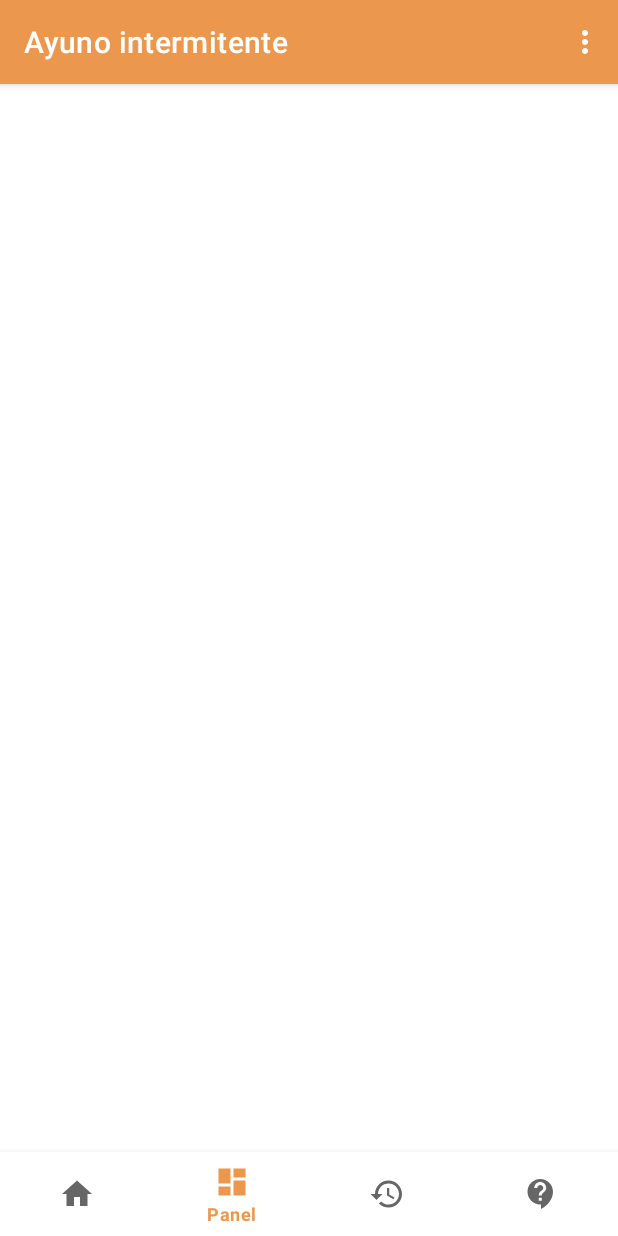
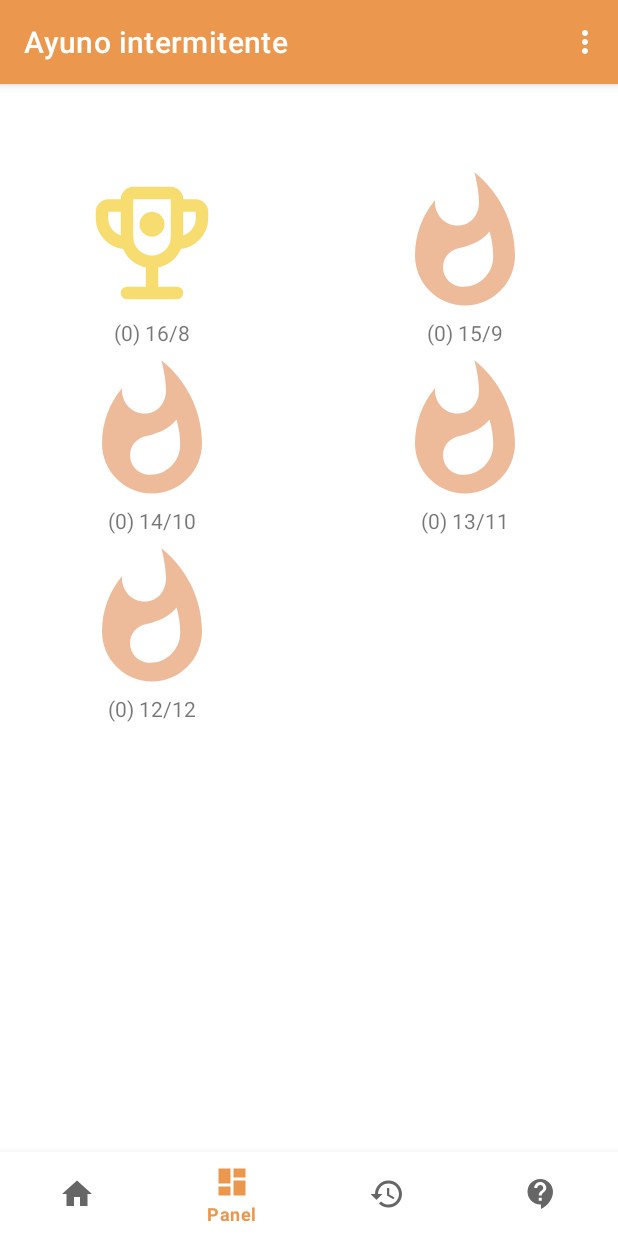
Before and after one commit to guillermotzuc/fastingapp, an Android app: the DashboardFragment screen opened through its navigation route, on a phone screen of 412 x 824 dp. Run offline under Robolectric (Android 15) with nearby library versions, the phone set to English and light mode, and no system bars; our stand-ins replace Room's generated code, navigation-ui.

Commit message:
Update dashboard

```diff
--- /dev/null
+++ b/personaltracker/app/src/main/java/com/health/personaltracker/model/FastingCardModel.java
@@ -0,0 +1,30 @@
+package com.health.personaltracker.model;
+
+public class FastingCardModel {
+
+    // string course_name for storing course_name
+    // and imgid for storing image id.
+    private String course_name;
+    private int imgid;
+
+    public FastingCardModel(String course_name, int imgid) {
+        this.course_name = course_name;
+        this.imgid = imgid;
+    }
+
+    public String getCourse_name() {
+        return course_name;
+    }
+
+    public void setCourse_name(String course_name) {
+        this.course_name = course_name;
+    }
+
+    public int getImgid() {
+        return imgid;
+    }
+
+    public void setImgid(int imgid) {
+        this.imgid = imgid;
+    }
+}
--- a/personaltracker/app/src/main/java/com/health/personaltracker/ui/dashboard/DashboardFragment.java
+++ b/personaltracker/app/src/main/java/com/health/personaltracker/ui/dashboard/DashboardFragment.java
@@ -4,25 +4,27 @@ import android.os.Bundle;
 import android.view.LayoutInflater;
 import android.view.View;
 import android.view.ViewGroup;
-import android.widget.TextView;
+import android.widget.GridView;
 
 import androidx.annotation.NonNull;
-import androidx.fragment.app.Fragment;
-import androidx.room.Room;
 
-import com.health.personaltracker.AppDatabase;
+import com.health.personaltracker.R;
 import com.health.personaltracker.dao.FastingDao;
 import com.health.personaltracker.databinding.FragmentDashboardBinding;
 import com.health.personaltracker.entity.Fasting;
+import com.health.personaltracker.model.FastingCardModel;
 import com.health.personaltracker.model.FragmentBase;
 
+import java.util.ArrayList;
 import java.util.List;
 import java.util.Map;
+import java.util.concurrent.atomic.AtomicInteger;
 import java.util.stream.Collectors;
 
 public class DashboardFragment extends FragmentBase {
 
     private FragmentDashboardBinding binding;
+    private GridView coursesGV;
 
     public View onCreateView(@NonNull LayoutInflater inflater,
                              ViewGroup container, Bundle savedInstanceState) {
@@ -34,28 +36,30 @@ public class DashboardFragment extends FragmentBase {
         List<Fasting> fastings = fastingDao.getAll();
         Map<Integer, Long> hoursMap = fastings.stream()
                 .collect(Collectors.groupingBy(f -> f.hours, Collectors.counting()));
+        ArrayList<FastingCardModel> courseModelArrayList = new ArrayList<>();
+        FastingCardGVAdapter adapter = new FastingCardGVAdapter(getContext(), courseModelArrayList);
+        coursesGV = binding.idGVcourses;
 
-        TextView fasting168 = binding.fasting168;
-        TextView fasting159 = binding.fasting159;
-        TextView fasting1410 = binding.fasting1410;
-        TextView fasting1311 = binding.fasting1311;
-        TextView fasting1212 = binding.fasting1212;
-
-        Map<Integer, TextView> fastingHourToTextView = Map.of(16, fasting168
-        , 15, fasting159
-        , 14, fasting1410
-        , 13, fasting1311
-        , 12, fasting1212);
-
-        fastingHourToTextView.values().forEach(tv -> tv.setVisibility(View.GONE));
-        for (Integer fastingHour : hoursMap.keySet()) {
-            int eatingWindow = 24 - fastingHour;
-            TextView fastingItemControl = fastingHourToTextView.get(fastingHour);
-            fastingItemControl.setText(String.format("(%d) %d/%d", hoursMap.get(fastingHour), fastingHour, eatingWindow));
-            fastingItemControl.setVisibility(View.VISIBLE);
-        }
+        AtomicInteger counter = new AtomicInteger(16);
+        courseModelArrayList.add(newFastingCard(hoursMap, counter.getAndDecrement(), R.drawable.ic_rewarded_yellow_40dp)); // 16h
+        courseModelArrayList.add(newFastingCard(hoursMap, counter.getAndDecrement(), R.drawable.ic_orange_whatshot_40dp)); // 15h
+        courseModelArrayList.add(newFastingCard(hoursMap, counter.getAndDecrement(), R.drawable.ic_orange_whatshot_40dp)); // 14h
+        courseModelArrayList.add(newFastingCard(hoursMap, counter.getAndDecrement(), R.drawable.ic_orange_whatshot_40dp)); // 13h
+        courseModelArrayList.add(newFastingCard(hoursMap, counter.getAndDecrement(), R.drawable.ic_orange_whatshot_40dp)); // 12h
+        coursesGV.setAdapter(adapter);
 
         return root;
+    }
+
+    private FastingCardModel newFastingCard(Map<Integer, Long> hoursMap, int fastingHours, int drawableImg) {
+
+        Long fastingCount = hoursMap.getOrDefault(fastingHours, 0L);
+        return new FastingCardModel(buildFastingLabel(fastingHours, fastingCount, 24 - fastingHours), drawableImg);
+    }
+
+    private String buildFastingLabel(int fastingHour, Long fastingCount, int eatingWindow) {
+
+        return String.format("(%d) %d/%d", fastingCount, fastingHour, eatingWindow);
     }
 
     @Override
--- /dev/null
+++ b/personaltracker/app/src/main/java/com/health/personaltracker/ui/dashboard/FastingCardGVAdapter.java
@@ -0,0 +1,42 @@
+package com.health.personaltracker.ui.dashboard;
+
+import android.content.Context;
+import android.view.LayoutInflater;
+import android.view.View;
+import android.view.ViewGroup;
+import android.widget.ArrayAdapter;
+import android.widget.ImageView;
+import android.widget.TextView;
+import androidx.annotation.NonNull;
+import androidx.annotation.Nullable;
+
+import com.health.personaltracker.R;
+import com.health.personaltracker.model.FastingCardModel;
+
+import java.util.ArrayList;
+
+public class FastingCardGVAdapter extends ArrayAdapter<FastingCardModel> {
+
+    public FastingCardGVAdapter(@NonNull Context context, ArrayList<FastingCardModel> courseModelArrayList) {
+        super(context, 0, courseModelArrayList);
+    }
+
+    @NonNull
+    @Override
+    public View getView(int position, @Nullable View convertView, @NonNull ViewGroup parent) {
+
+        View listitemView = convertView;
+        if (listitemView == null) {
+            // Layout Inflater inflates each item to be displayed in GridView.
+            listitemView = LayoutInflater.from(getContext()).inflate(R.layout.card_item, parent, false);
+        }
+
+        FastingCardModel courseModel = getItem(position);
+        TextView cardTV = listitemView.findViewById(R.id.fasting_card_textview_id);
+        ImageView cardIV = listitemView.findViewById(R.id.fasting_card_img_id);
+
+        cardTV.setText(courseModel.getCourse_name());
+        cardIV.setImageResource(courseModel.getImgid());
+        return listitemView;
+    }
+}
--- /dev/null
+++ b/personaltracker/app/src/main/res/layout/card_item.xml
@@ -0,0 +1,31 @@
+<?xml version="1.0" encoding="utf-8"?>
+<androidx.constraintlayout.widget.ConstraintLayout xmlns:android="http://schemas.android.com/apk/res/android"
+    xmlns:app="http://schemas.android.com/apk/res-auto"
+    xmlns:tools="http://schemas.android.com/tools"
+    android:layout_gravity="top"
+    android:layout_margin="5dp"
+    app:cardCornerRadius="5dp"
+    android:layout_width="match_parent"
+    android:layout_height="match_parent">
+
+    <LinearLayout
+        android:layout_width="match_parent"
+        android:layout_height="wrap_content"
+        android:orientation="vertical"
+        tools:ignore="MissingConstraints">
+
+        <ImageView
+            android:id="@+id/fasting_card_img_id"
+            android:layout_width="100dp"
+            android:layout_height="100dp"
+            android:layout_gravity="center"
+            android:src="@mipmap/ic_launcher" />
+
+        <TextView
+            android:id="@+id/fasting_card_textview_id"
+            android:layout_width="match_parent"
+            android:layout_height="wrap_content"
+            android:text="@string/app_name"
+            android:textAlignment="center" />
+    </LinearLayout>
+</androidx.constraintlayout.widget.ConstraintLayout>
--- a/personaltracker/app/src/main/res/layout/fragment_dashboard.xml
+++ b/personaltracker/app/src/main/res/layout/fragment_dashboard.xml
@@ -6,67 +6,12 @@
     android:layout_height="match_parent"
     tools:context=".ui.dashboard.DashboardFragment">
 
-    <LinearLayout
+    <GridView
+        android:id="@+id/idGVcourses"
         android:layout_width="match_parent"
-        android:layout_height="wrap_content"
-        android:paddingLeft="10dp"
-        android:paddingRight="10dp"
-        android:orientation="vertical"
-        android:id="@+id/linear_layout">
+        android:layout_height="match_parent"
+        android:horizontalSpacing="6dp"
+        android:numColumns="2"
+        android:verticalSpacing="6dp" />
 
-        <TextView
-            android:id="@+id/fasting_16_8"
-            android:layout_width="wrap_content"
-            android:layout_height="wrap_content"
-            android:textSize="40sp"
-            android:gravity="center|start"
-            android:text="@string/fasting_16_8"
-            app:drawableStartCompat="@drawable/ic_rewarded_yellow_40dp"
-            android:drawablePadding="10dp"/>
-
-        <TextView
-            android:id="@+id/fasting_15_9"
-            android:layout_width="wrap_content"
-            android:layout_height="wrap_content"
-            android:textSize="40sp"
-            android:gravity="center|start"
-            android:text="@string/fasting_15_9"
-            app:drawableStartCompat="@drawable/ic_orange_whatshot_40dp"
-            android:drawablePadding="10dp"
-            android:layout_marginTop="5dp"/>
-
-        <TextView
-            android:id="@+id/fasting_14_10"
-            android:layout_width="wrap_content"
-            android:layout_height="wrap_content"
-            android:textSize="40sp"
-            android:gravity="center|start"
-            android:text="@string/fasting_14_10"
-            app:drawableStartCompat="@drawable/ic_orange_whatshot_40dp"
-            android:drawablePadding="10dp"
-            android:layout_marginTop="5dp"/>
-
-        <TextView
-            android:id="@+id/fasting_13_11"
-            android:layout_width="wrap_content"
-            android:layout_height="wrap_content"
-            android:textSize="40sp"
-            android:gravity="center|start"
-            android:text="@string/fasting_13_11"
-            app:drawableStartCompat="@drawable/ic_orange_whatshot_40dp"
-            android:drawablePadding="10dp"
-            android:layout_marginTop="5dp"/>
-
-        <TextView
-            android:id="@+id/fasting_12_12"
-            android:layout_width="wrap_content"
-            android:layout_height="wrap_content"
-            android:textSize="40sp"
-            android:gravity="center|start"
-            android:text="@string/fasting_12_12"
-            app:drawableStartCompat="@drawable/ic_orange_whatshot_40dp"
-            android:drawablePadding="10dp"
-            android:layout_marginTop="5dp"/>
-
-    </LinearLayout>
 </androidx.coordinatorlayout.widget.CoordinatorLayout>
```
